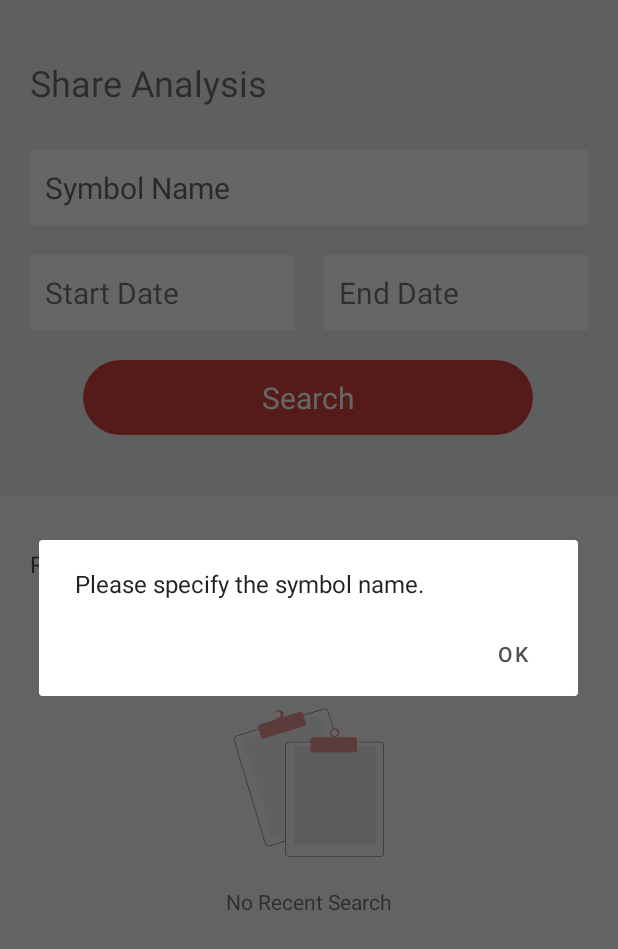
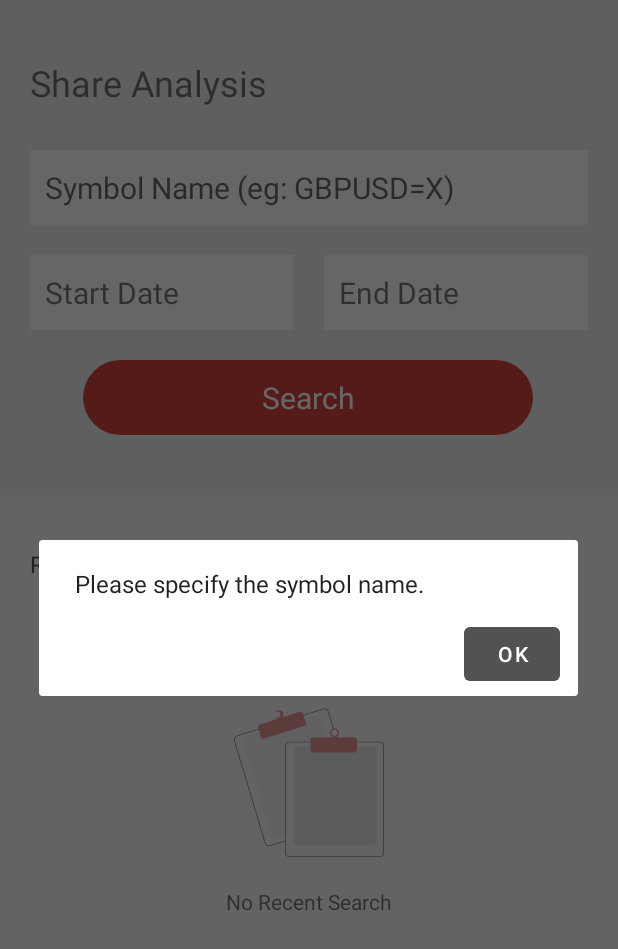
Before and after one commit to k-fin-2021/suf-cw-millions-app, an Android app: the screen it shows after launch (MainActivity), after a tap on "Search", on a phone screen of 412 x 824 dp. Shown: the top 949 px of the screen. Run offline under Robolectric (Android 15) with nearby library versions, the phone set to English and light mode, and no system bars; libraries missing offline, so code that uses them is left out: com.wdullaer.materialdatetimepicker.

Commit message:
[Fix] Fix some known bugs.
* fix symbol name hint

* [Fix] Fix the alert dialog issue.

Co-authored-by: YIRAN <yiran.ti@kcl.ac.uk>
Co-authored-by: Steve Ou <me@oushaobin.cn>

```diff
--- a/app/src/main/java/uk/ac/kcl/sufcwmillionapplication/view/MainRecAdapter.java
+++ b/app/src/main/java/uk/ac/kcl/sufcwmillionapplication/view/MainRecAdapter.java
@@ -416,7 +416,17 @@ public class MainRecAdapter extends RecyclerView.Adapter<RecyclerView.ViewHolder
                 //DO Nothing;
             }
         });
-        builder.show();
+        AlertDialog dialog = builder.create();
+        dialog.setOnShowListener(new DialogInterface.OnShowListener() {
+            @Override
+            public void onShow(DialogInterface dialogInterface) {
+                dialog.getButton(AlertDialog.BUTTON_POSITIVE)
+                        .setBackgroundColor(mContext.getResources().getColor(R.color.kcl_grey));
+                dialog.getButton(AlertDialog.BUTTON_POSITIVE)
+                        .setTextColor(mContext.getResources().getColor(R.color.white));
+            }
+        });
+        dialog.show();
     }
 
 }
--- a/app/src/main/res/values/strings.xml
+++ b/app/src/main/res/values/strings.xml
@@ -1,6 +1,6 @@
 <resources>
     <string name="app_name">Share Price Helper </string>
-    <string name="symbol_name">Symbol Name</string>
+    <string name="symbol_name">Symbol Name (eg: GBPUSD=X)</string>
     <string name="analysis_page_title">Analysis</string>
     <string name="index_start_date">Start Date</string>
     <string name="index_end_date">End Date</string>
```
Also changed, not shown: app/src/main/java/uk/ac/kcl/sufcwmillionapplication/activity/AnalysisActivity.java (+11 -1 lines).
